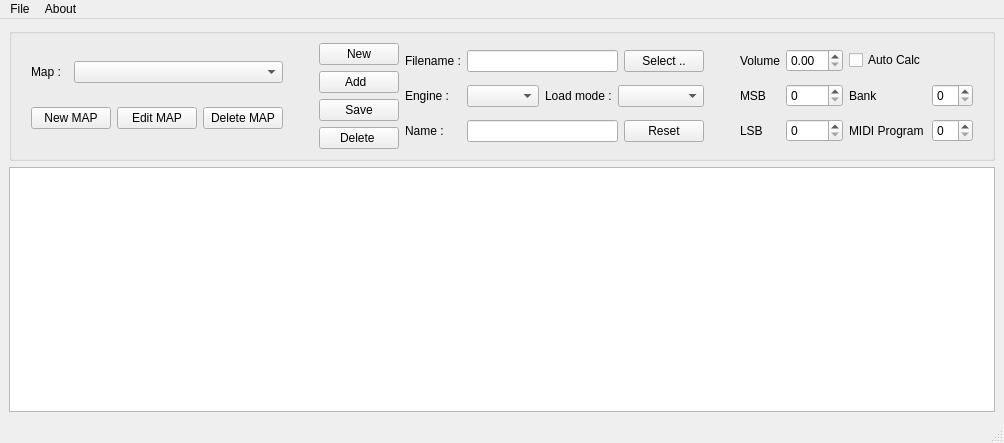
First picture: the form in lscpedit.ui, repository gakramx/sonegx-editor, before the edit.
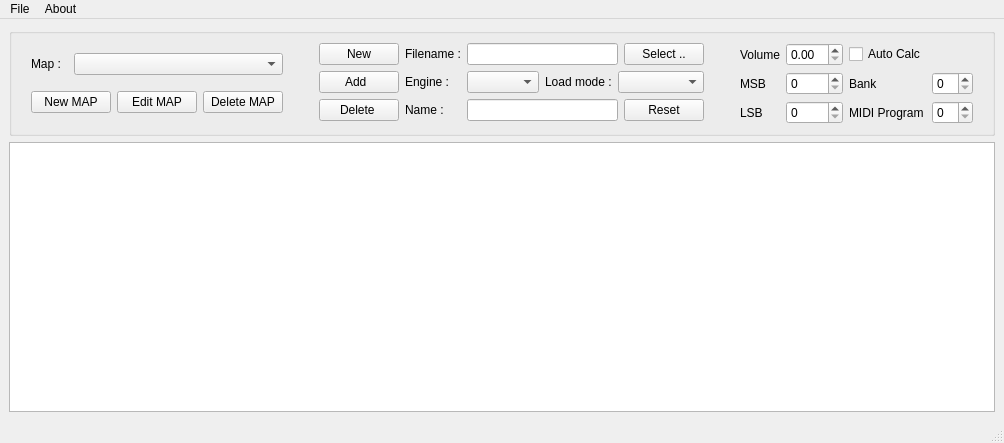
Second picture: the form after the edit.

```diff
--- a/lscpedit.ui
+++ b/lscpedit.ui
@@ -105,13 +105,6 @@
               </widget>
              </item>
              <item row="2" column="0">
-              <widget class="QPushButton" name="saveItem_pushButton">
-               <property name="text">
-                <string>Save</string>
-               </property>
-              </widget>
-             </item>
-             <item row="3" column="0">
               <widget class="QPushButton" name="deleteItem_pushButton">
                <property name="text">
                 <string>Delete </string>
```
Left out of the diff: 54 changed lines with no effect on the pictures.
